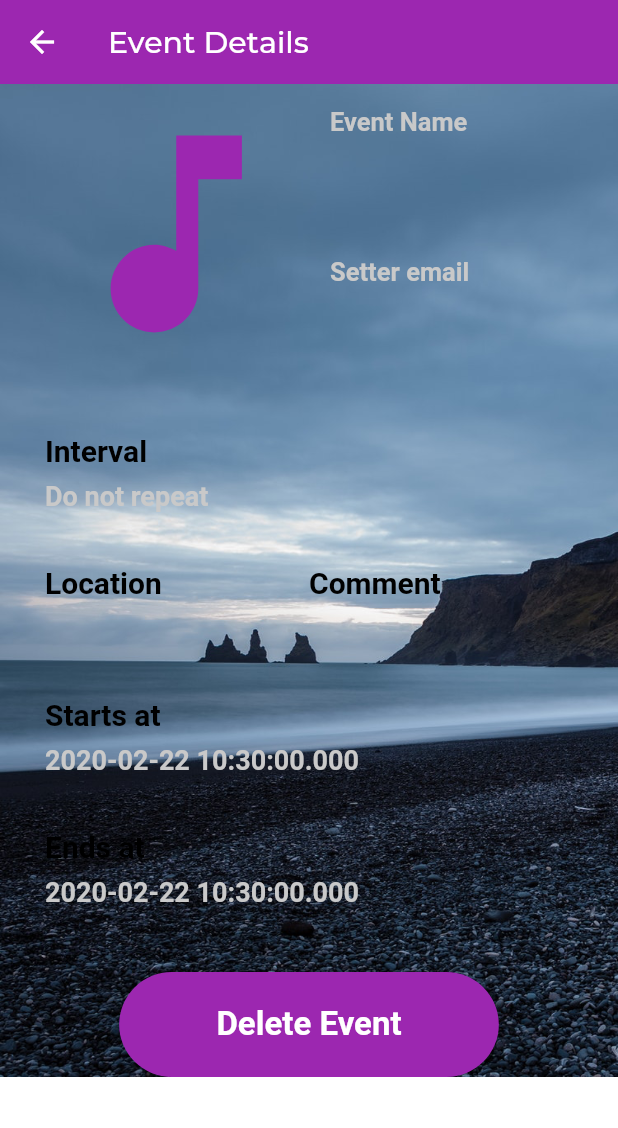
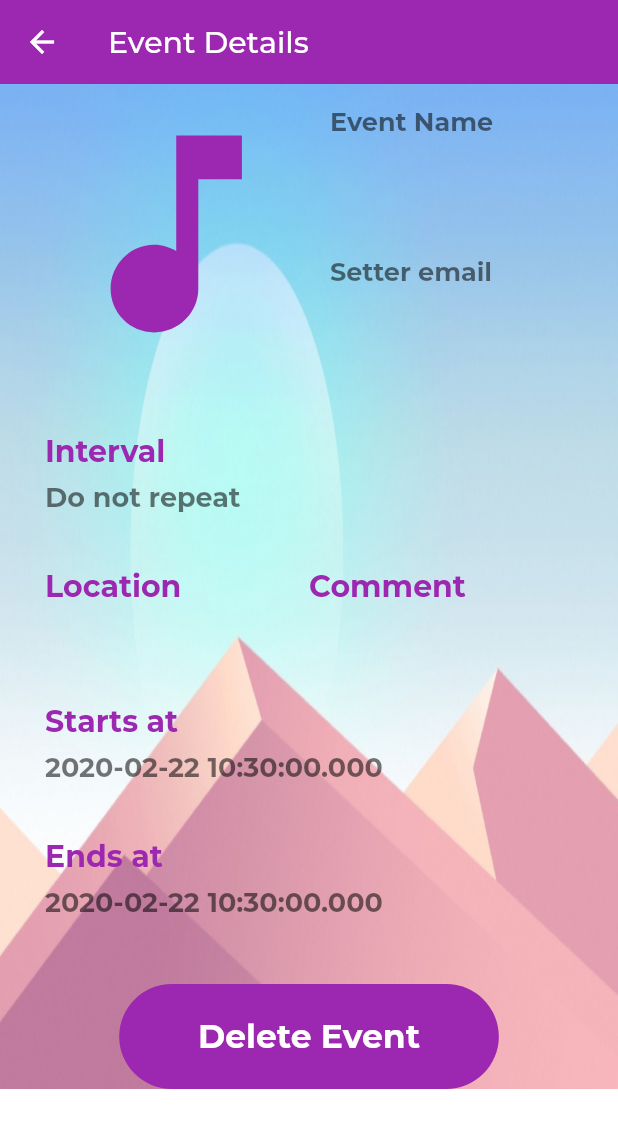
Before and after one commit to zwx0641/Clouding_calendar, a Flutter app: the EventDetails screen opened directly with empty values, on a phone screen of 412 x 824 dp. Shown: the top 1128 px of the screen. Run offline on Flutter 3.47's test engine with Material 2 defaults, Android fonts, the phone set to English and light mode, and no system bars; our stand-ins replace date_format, eva_icons_flutter, flutter_local_notifications, fluttertoast, image_picker, shared_preferences and 2 more; missing offline and left inert: flutter_email_sender, google_places_picker, intro_views_flutter, timeline_list; accounts and stored records are empty; project files that could hold a hidden picture were left out.

Commit message:
Font & bg

```diff
--- a/lib/eventDetails.dart
+++ b/lib/eventDetails.dart
@@ -61,7 +61,7 @@ class EventDetails extends StatelessWidget {
               decoration: BoxDecoration(
                 image: DecorationImage(
                   image: AssetImage(
-                    'images/pic06.png'
+                    'images/eventbg.jpg'
                   ),
                   fit: BoxFit.fill
                 )
@@ -106,6 +106,7 @@ class EventDetails extends StatelessWidget {
                                   color: Colors.white,
                                   fontSize: 22,
                                   fontWeight: FontWeight.w700,
+                                  fontFamily: 'Montserrat'
                                 ),
                               ),
                             ),
@@ -214,15 +215,17 @@ class MainInfoTab extends StatelessWidget {
             fieldTitle,
             style: TextStyle(
                 fontSize: 17,
-                color: Color(0xFFC9C9C9),
-                fontWeight: FontWeight.bold),
+                color: Colors.black54,
+                fontWeight: FontWeight.bold,
+                fontFamily: 'Montserrat'),
           ),
           Text(
             fieldInfo,
             style: TextStyle(
                 fontSize: 17,
                 color: _themeColor,
-                fontWeight: FontWeight.bold),
+                fontWeight: FontWeight.bold,
+                fontFamily: 'Montserrat'),
           ),
         ],
       ),
@@ -299,8 +302,9 @@ class ExtendedInfoTab extends StatelessWidget {
                 fieldTitle,
                 style: TextStyle(
                   fontSize: 20,
-                  color: Colors.black,
+                  color: _themeColor,
                   fontWeight: FontWeight.bold,
+                  fontFamily: 'Montserrat'
                 ),
               ),
             ),
@@ -308,8 +312,9 @@ class ExtendedInfoTab extends StatelessWidget {
               fieldInfo,
               style: TextStyle(
                 fontSize: 18,
-                color: Color(0xFFC9C9C9),
+                color: Colors.black54,
                 fontWeight: FontWeight.bold,
+                fontFamily: 'Montserrat'
               ),
             ),
           ],
--- a/lib/feedback.dart
+++ b/lib/feedback.dart
@@ -30,8 +30,7 @@ class _FeedbackPageState extends State<FeedbackPage> {
           icon: Icon(Icons.arrow_back),
           onPressed: () {Navigator.pop(context);}
         ),
-        title: Text(widget.title),
-        centerTitle: true,
+        title: Text(widget.title, style: TextStyle(fontFamily: 'Montserrat'),),
       ),
       body: Container(
         decoration: BoxDecoration(
--- a/lib/timeline.dart
+++ b/lib/timeline.dart
@@ -61,7 +61,7 @@ class _TimelinePageState extends State<TimelinePage> {
   Widget build(BuildContext context) {
     return Scaffold(
         appBar: AppBar(
-          title: Text(widget.title),
+          title: Text(widget.title, style: TextStyle(fontFamily: 'Montserrat'),),
         ),
         body: Container(
           decoration: BoxDecoration(
```
Also changed, not shown: lib/showReminder.dart (+7 -2 lines), images/eventbg.jpg (added), images/eventbg2.jpg (added), images/m.jpg (deleted).
